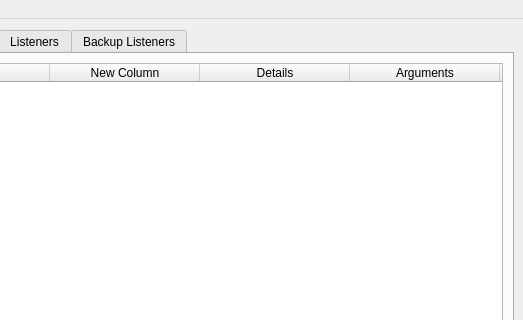
This is Admin Tools/Python/SupportClasses/dashboard.ui in MichaelNeal572/PythonPortfolio.BugTracker as Qt 5 draws it before an edit; both pictures show x 121 to 644 and y 0 to 320 of the 644 by 749 pixel window. The edited form follows.
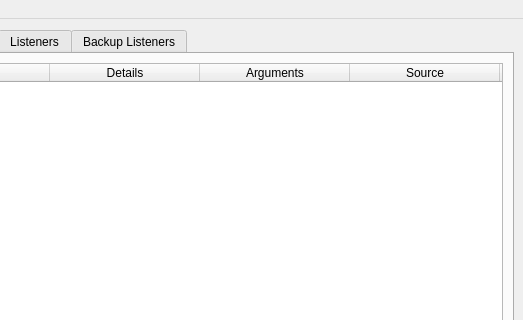
This is the edited form.

What changed in the file:
```diff
--- a/Admin Tools/Python/SupportClasses/dashboard.ui
+++ b/Admin Tools/Python/SupportClasses/dashboard.ui
@@ -56,11 +56,6 @@
             <string>Row ID</string>
            </property>
           </column>
-          <column>
-           <property name="text">
-            <string>New Column</string>
-           </property>
-          </column>
           <column>
            <property name="text">
             <string>Details</string>
@@ -81,6 +76,11 @@
             <string>Date Created</string>
            </property>
           </column>
+          <column>
+           <property name="text">
+            <string>Status</string>
+           </property>
+          </column>
           <column>
            <property name="text">
             <string>Expected Resolution</string>
```
